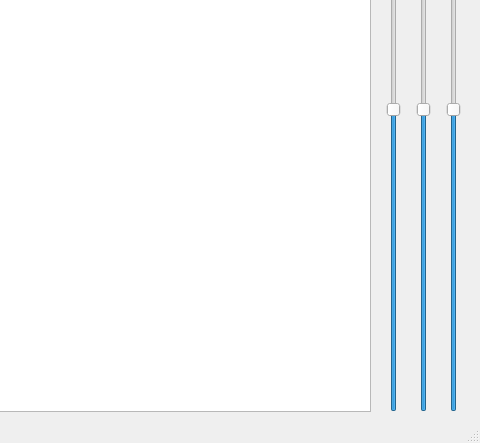
The window that MainWindow.ui (faalbers/CurvePlot) describes before a commit, drawn with Qt 5; both pictures show x 470 to 950 and y 288 to 731 of the 950 by 731 pixel window.
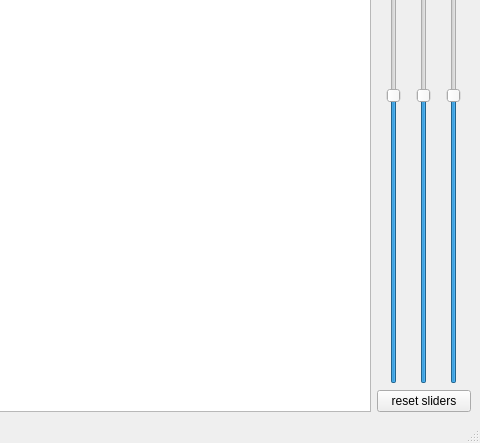
The same window after the commit.

The edit to the form file:
```diff
--- a/MainWindow.ui
+++ b/MainWindow.ui
@@ -134,6 +134,13 @@
         </item>
        </layout>
       </item>
+      <item>
+       <widget class="QPushButton" name="resetTransform">
+        <property name="text">
+         <string>reset sliders</string>
+        </property>
+       </widget>
+      </item>
      </layout>
     </item>
    </layout>
```
